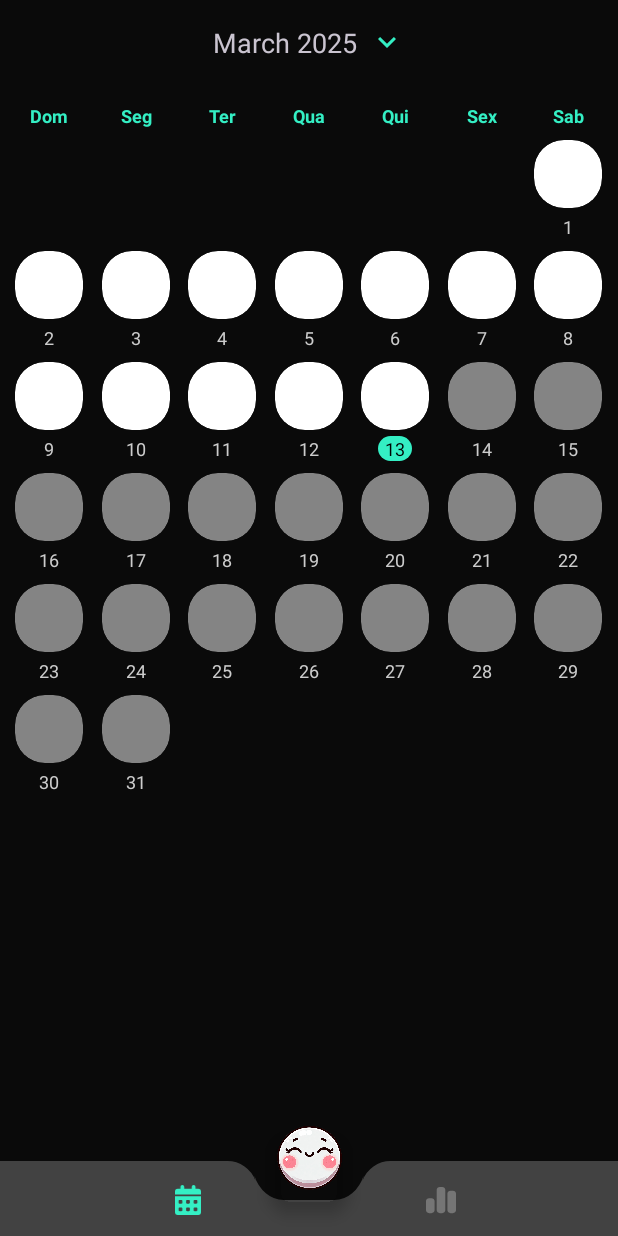
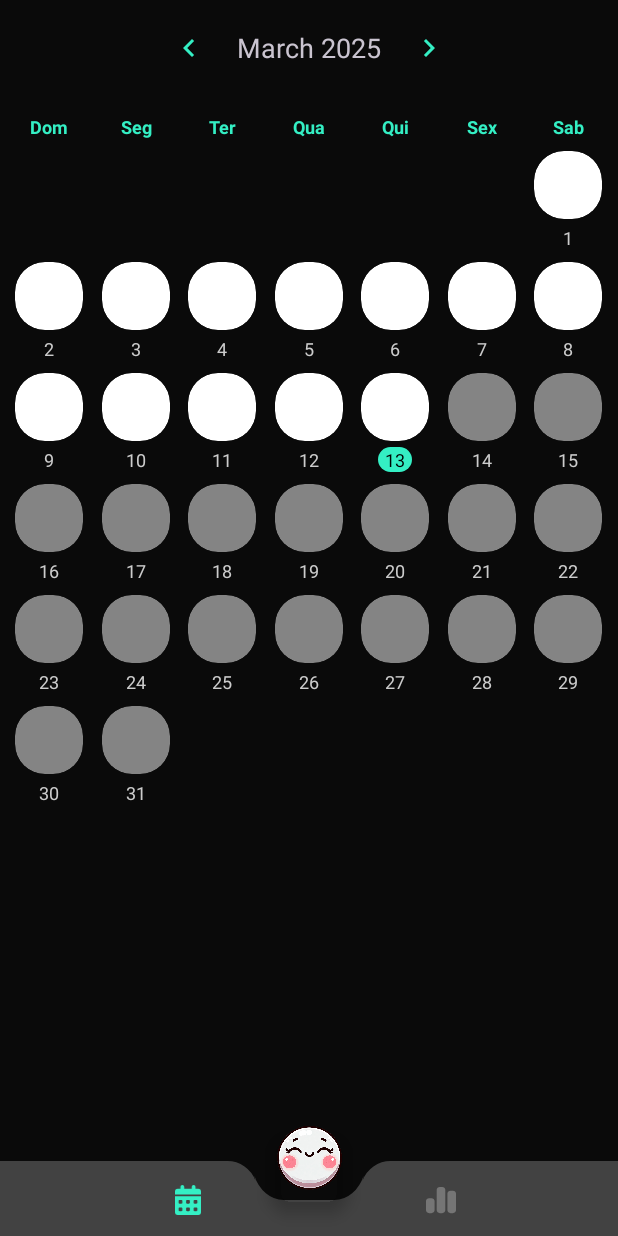
Before and after one commit to Leo-Trevisol/MoodSnap, an Android app: the screen it shows after launch (MainActivity), on a phone screen of 412 x 824 dp. Run offline under Robolectric (Android 15) with nearby library versions, the phone set to English and light mode, and no system bars; our stand-ins replace Room's generated code, navigation-ui.

Commit message:
Ajustes navegacao

```diff
--- a/app/src/main/java/com/br/leo/moodsnap/ui/dashboard/DashboardFragment.kt
+++ b/app/src/main/java/com/br/leo/moodsnap/ui/dashboard/DashboardFragment.kt
@@ -20,6 +20,8 @@ import androidx.lifecycle.ViewModelProvider
 import androidx.navigation.fragment.findNavController
 import com.br.leo.moodsnap.R
 import com.br.leo.moodsnap.databinding.FragmentDashboardBinding
+import com.br.leo.moodsnap.ui.dialog.DialogEmotions
+import com.br.leo.moodsnap.ui.viewmodel.MainViewModel
 import kotlin.math.abs
 import kotlin.math.roundToInt
 
@@ -28,6 +30,7 @@ class DashboardFragment : Fragment() {
     private var _binding: FragmentDashboardBinding? = null
     private val binding get() = _binding!!
     private lateinit var dashboardViewModel: DashboardViewModel
+    private lateinit var mainViewModel: MainViewModel
     private lateinit var gestureDetector: GestureDetector
 
     override fun onCreateView(
@@ -36,6 +39,7 @@ class DashboardFragment : Fragment() {
         savedInstanceState: Bundle?
     ): View {
         dashboardViewModel = ViewModelProvider(this).get(DashboardViewModel::class.java)
+        mainViewModel = ViewModelProvider(requireActivity()).get(MainViewModel::class.java)
         _binding = FragmentDashboardBinding.inflate(inflater, container, false)
         return binding.root
     }
--- /dev/null
+++ b/app/src/main/res/drawable/ic_chevron_left_24.xml
@@ -0,0 +1,10 @@
+<?xml version="1.0" encoding="utf-8"?>
+<vector xmlns:android="http://schemas.android.com/apk/res/android"
+    android:width="24dp"
+    android:height="24dp"
+    android:viewportWidth="24"
+    android:viewportHeight="24">
+    <path
+        android:fillColor="#000000"
+        android:pathData="M15.41,7.41L14,6l-6,6l6,6l1.41,-1.41L10.83,12L15.41,7.41z"/>
+</vector>
--- /dev/null
+++ b/app/src/main/res/drawable/ic_chevron_right_24.xml
@@ -0,0 +1,10 @@
+<?xml version="1.0" encoding="utf-8"?>
+<vector xmlns:android="http://schemas.android.com/apk/res/android"
+    android:width="24dp"
+    android:height="24dp"
+    android:viewportWidth="24"
+    android:viewportHeight="24">
+    <path
+        android:fillColor="#000000"
+        android:pathData="M8.59,7.41L10,6l6,6l-6,6l-1.41,-1.41L13.17,12L8.59,7.41z"/>
+</vector>
--- a/app/src/main/res/layout/fragment_dashboard.xml
+++ b/app/src/main/res/layout/fragment_dashboard.xml
@@ -222,7 +222,7 @@
                     android:id="@+id/best_day_text"
                     android:layout_width="match_parent"
                     android:layout_height="wrap_content"
-                    android:layout_marginTop="8dp"
+        android:layout_marginTop="8dp"
                     android:textSize="16sp"/>
 
             </LinearLayout>
--- a/app/src/main/res/layout/fragment_home.xml
+++ b/app/src/main/res/layout/fragment_home.xml
@@ -29,27 +29,40 @@
         android:layout_height="wrap_content"
         android:orientation="horizontal"
         android:gravity="center_vertical"
-        android:clickable="true"
-        android:focusable="true"
-        android:background="?attr/selectableItemBackground"
         android:padding="16dp"
         app:layout_constraintTop_toTopOf="parent"
         app:layout_constraintStart_toStartOf="parent"
         app:layout_constraintEnd_toEndOf="parent">
 
+        <ImageView
+            android:id="@+id/btn_previous_month"
+            android:layout_width="32dp"
+            android:layout_height="32dp"
+            android:padding="4dp"
+            android:src="@drawable/ic_chevron_left_24"
+            android:background="?attr/selectableItemBackgroundBorderless"
+            android:clickable="true"
+            android:focusable="true"
+            app:tint="@color/primary_green"/>
+
         <com.google.android.material.textview.MaterialTextView
             android:id="@+id/date_text"
             android:layout_width="wrap_content"
             android:layout_height="wrap_content"
+            android:layout_marginHorizontal="16dp"
             android:textSize="18sp"
             tools:text="Janeiro 2024"/>
 
         <ImageView
-            android:layout_width="24dp"
-            android:layout_height="24dp"
-            android:layout_marginStart="8dp"
-            android:src="@drawable/ic_expand_more_24"
-            android:tint="@color/primary_green"/>
+            android:id="@+id/btn_next_month"
+            android:layout_width="32dp"
+            android:layout_height="32dp"
+            android:padding="4dp"
+            android:src="@drawable/ic_chevron_right_24"
+            android:background="?attr/selectableItemBackgroundBorderless"
+            android:clickable="true"
+            android:focusable="true"
+            app:tint="@color/primary_green"/>
 
     </LinearLayout>
 
```
Also changed, not shown: app/src/main/java/com/br/leo/moodsnap/ui/dialog/DialogEmotions.kt (+31 -10 lines), app/src/main/java/com/br/leo/moodsnap/ui/home/HomeFragment.kt (+62 -10 lines).
